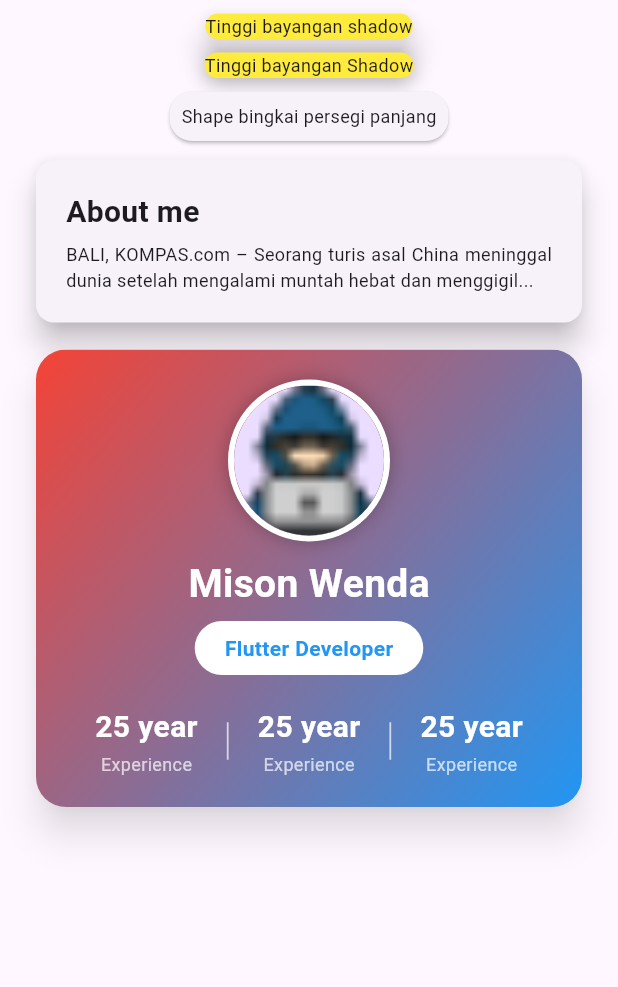
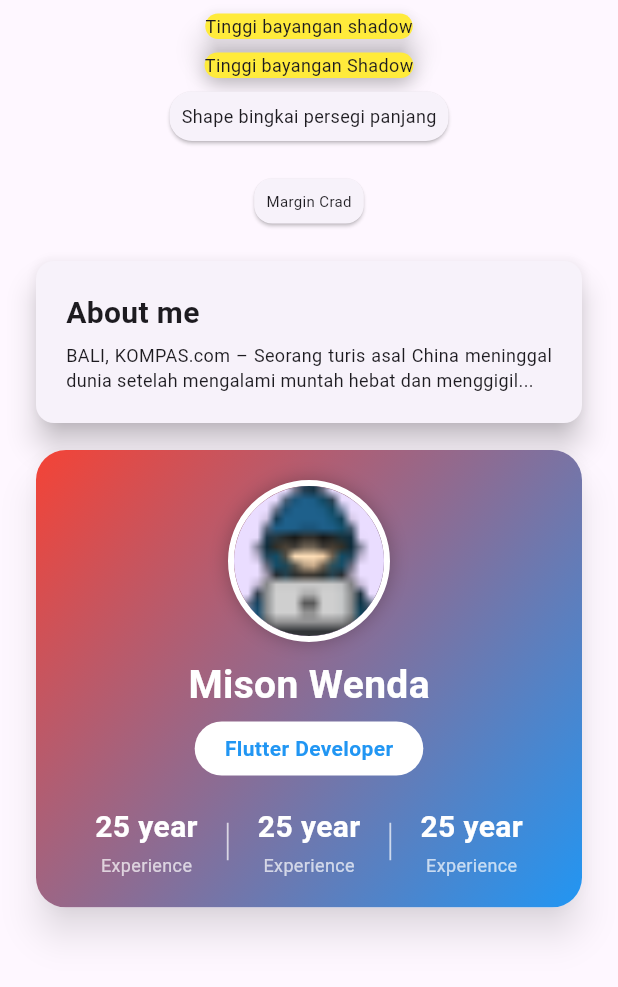
Before and after one commit to Mison1212/week_8, a Flutter app: the screen it shows after launch, on a phone screen of 412 x 824 dp, the part 249-1236 px from its top. Run offline on Flutter 3.47's test engine with Material 3 defaults, Android fonts, the phone set to English and light mode, and no system bars; Roboto replaces fonts that are missing (Raleway).

Commit message:
buat card Margin

```diff
--- a/lib/pages/page_card_01.dart
+++ b/lib/pages/page_card_01.dart
@@ -55,13 +55,24 @@ class MyApp extends StatelessWidget {
                 ),
               ),
               SizedBox(height: 5,),
-
+              // Shape bingkai persegi panjang
               Card(
                 shape: RoundedRectangleBorder(borderRadius: BorderRadiusGeometry.circular(15.0)),
                 child: Padding(padding: const EdgeInsets.all(8.0),
                 child: Text("Shape bingkai persegi panjang",style: TextStyle(fontSize: 12.0),
                 ),
                 ),
+              ),
+              SizedBox(height: 5,),
+
+              // card untuk margin
+              Card(
+                margin: EdgeInsets.all(16.0),
+                child: Padding(
+                  padding: const EdgeInsets.all(8.0),
+                  child: Text("Margin Crad", style: TextStyle(fontSize: 10.0),
+                  ),
+                  ),
               ),
               SizedBox(height: 5,),
 
```
